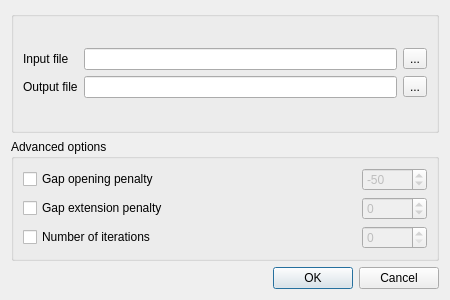
Old version of the form src/plugins/external_tool_support/src/tcoffee/TCoffeeSupportRunDialog.ui in the repository violethaze74/ugene.
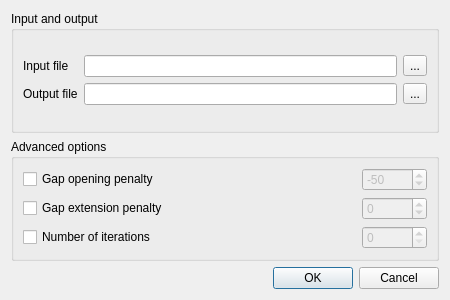
New version of the form.

Commit message: Groupbox header in Align dialogs. UGENE-4848

The edit to the form file:
```diff
--- a/src/plugins/external_tool_support/src/tcoffee/TCoffeeSupportRunDialog.ui
+++ b/src/plugins/external_tool_support/src/tcoffee/TCoffeeSupportRunDialog.ui
@@ -25,7 +25,7 @@
      <item>
       <widget class="QGroupBox" name="inputGroupBox">
        <property name="title">
-        <string/>
+        <string>Input and output</string>
        </property>
        <layout class="QGridLayout" name="gridLayout_3">
         <item row="0" column="0">
```
The commit also changes 5 other files.
